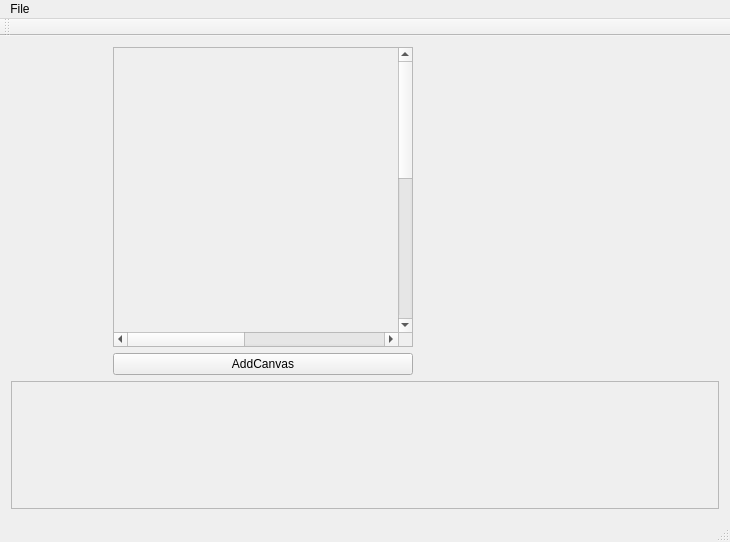
Above: mainwindow.ui from jacobthebrown/Jotoshop before the change. Below: the same form after it.
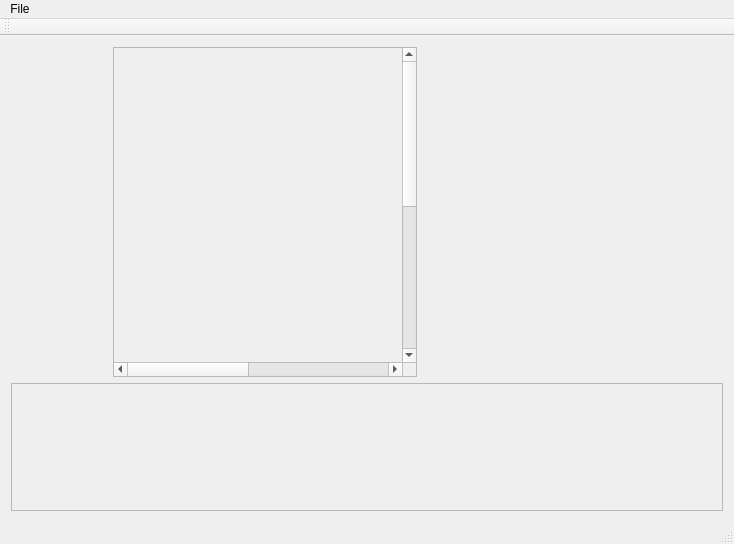
That is the form after the change. Custom widgets are drawn as their Qt base class.

What changed in the file:
```diff
--- a/mainwindow.ui
+++ b/mainwindow.ui
@@ -6,8 +6,8 @@
    <rect>
     <x>0</x>
     <y>0</y>
-    <width>516</width>
-    <height>396</height>
+    <width>734</width>
+    <height>544</height>
    </rect>
   </property>
   <property name="windowTitle">
@@ -65,7 +65,7 @@
           <widget class="QWidget" name="scrollAreaWidgetContents">
            <property name="geometry">
             <rect>
-             <x>-144</x>
+             <x>0</x>
              <y>0</y>
              <width>618</width>
              <height>618</height>
@@ -101,13 +101,6 @@
           </widget>
          </widget>
         </item>
-        <item>
-         <widget class="QPushButton" name="addCanvasButton">
-          <property name="text">
-           <string>AddCanvas</string>
-          </property>
-         </widget>
-        </item>
        </layout>
       </item>
       <item>
@@ -154,7 +147,7 @@
         <rect>
          <x>0</x>
          <y>0</y>
-         <width>496</width>
+         <width>714</width>
          <height>126</height>
         </rect>
        </property>
@@ -190,7 +183,7 @@
     <rect>
      <x>0</x>
      <y>0</y>
-     <width>516</width>
+     <width>734</width>
      <height>21</height>
     </rect>
    </property>
```
